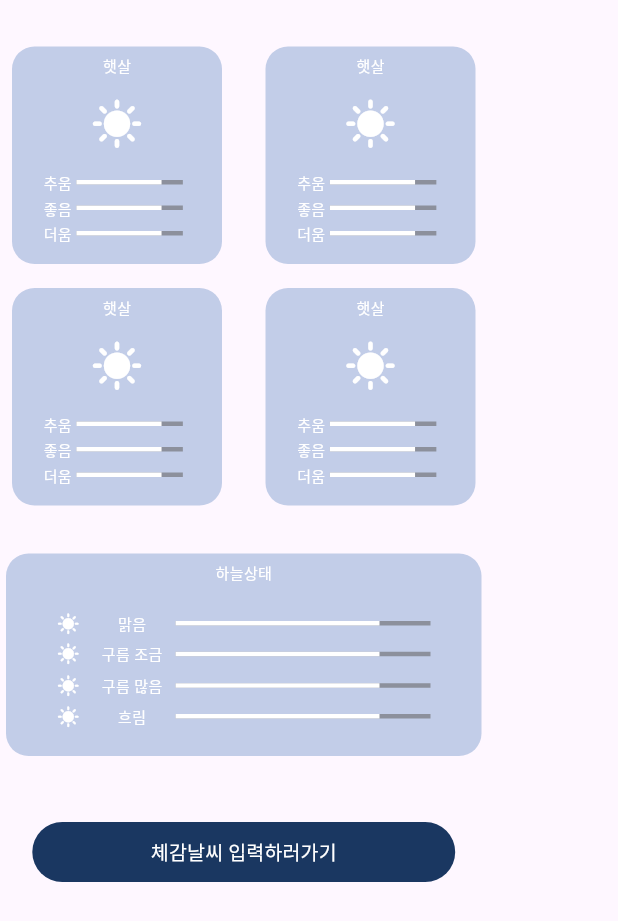
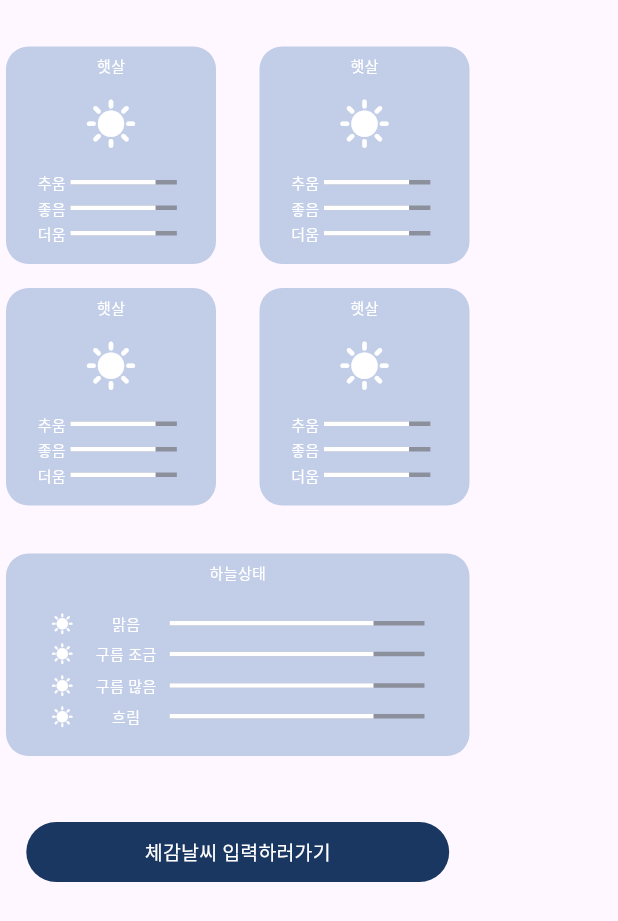
Before and after one commit to IMS-Side/NS-baragi-Flutter, a Flutter app: the Statistic widget shown alone on an empty page, opened directly, on a phone screen of 412 x 824 dp. Shown: the top 921 px of the screen. Run offline on Flutter 3.47's test engine with Material 3 defaults, Android fonts, the phone set to English and light mode, and no system bars; Roboto replaces fonts that are missing (PretendardRegular, PretendardSemiBold).

Commit message:
[apparent-weather-page] ui : Statistic에서 card와 wideCard 좌우길이(여백) 통일

```diff
--- a/lib/apparent_weather/screens/statistic.dart
+++ b/lib/apparent_weather/screens/statistic.dart
@@ -13,6 +13,9 @@ class Statistic extends StatelessWidget {
         SizedBox(height: 27),
         Container(
           width: 317,
+          child: Column(
+            children: [
+              Container(
                 height: 314,
                 child: Stack(
                   children: [
@@ -41,6 +44,9 @@ class Statistic extends StatelessWidget {
               ),
               SizedBox(height: 24),
               StatisticWideCard(),
+            ],
+          ),
+        ),
         SizedBox(height: 36),
         ElevatedButton(
           onPressed: (){},
```
Lines whose indentation alone changed are shown as unchanged.
